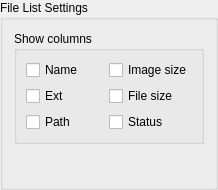
Old version of the form dialogs/options/filelistgroupbox.ui in the repository marek629/SIR.
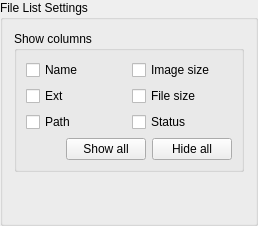
New version of the form.

Commit message: show and hide all buttons in FileListGroupBox

Diff of the .ui file:
```diff
--- a/dialogs/options/filelistgroupbox.ui
+++ b/dialogs/options/filelistgroupbox.ui
@@ -2,14 +2,6 @@
 <ui version="4.0">
  <class>FileListGroupBox</class>
  <widget class="QGroupBox" name="FileListGroupBox">
-  <property name="geometry">
-   <rect>
-    <x>0</x>
-    <y>0</y>
-    <width>218</width>
-    <height>190</height>
-   </rect>
-  </property>
   <property name="windowTitle">
    <string>GroupBox</string>
   </property>
@@ -23,20 +15,6 @@
       <string>Show columns</string>
      </property>
      <layout class="QGridLayout" name="gridLayout">
-      <item row="0" column="0">
-       <widget class="QCheckBox" name="nameCheckBox">
-        <property name="text">
-         <string>Name</string>
-        </property>
-       </widget>
-      </item>
-      <item row="0" column="1">
-       <widget class="QCheckBox" name="imageSizeCheckBox">
-        <property name="text">
-         <string>Image size</string>
-        </property>
-       </widget>
-      </item>
       <item row="1" column="0">
        <widget class="QCheckBox" name="extCheckBox">
         <property name="text">
@@ -65,6 +43,51 @@
         </property>
        </widget>
       </item>
+      <item row="0" column="0">
+       <widget class="QCheckBox" name="nameCheckBox">
+        <property name="text">
+         <string>Name</string>
+        </property>
+       </widget>
+      </item>
+      <item row="0" column="1">
+       <widget class="QCheckBox" name="imageSizeCheckBox">
+        <property name="text">
+         <string>Image size</string>
+        </property>
+       </widget>
+      </item>
+      <item row="3" column="0" colspan="2">
+       <layout class="QHBoxLayout" name="horizontalLayout">
+        <item>
+         <spacer name="horizontalSpacer">
+          <property name="orientation">
+           <enum>Qt::Horizontal</enum>
+          </property>
+          <property name="sizeHint" stdset="0">
+           <size>
+            <width>40</width>
+            <height>20</height>
+           </size>
+          </property>
+         </spacer>
+        </item>
+        <item>
+         <widget class="QPushButton" name="showPushButton">
+          <property name="text">
+           <string>Show all</string>
+          </property>
+         </widget>
+        </item>
+        <item>
+         <widget class="QPushButton" name="hidePushButton">
+          <property name="text">
+           <string>Hide all</string>
+          </property>
+         </widget>
+        </item>
+       </layout>
+      </item>
      </layout>
     </widget>
    </item>
```
The commit also changes 3 other files.
